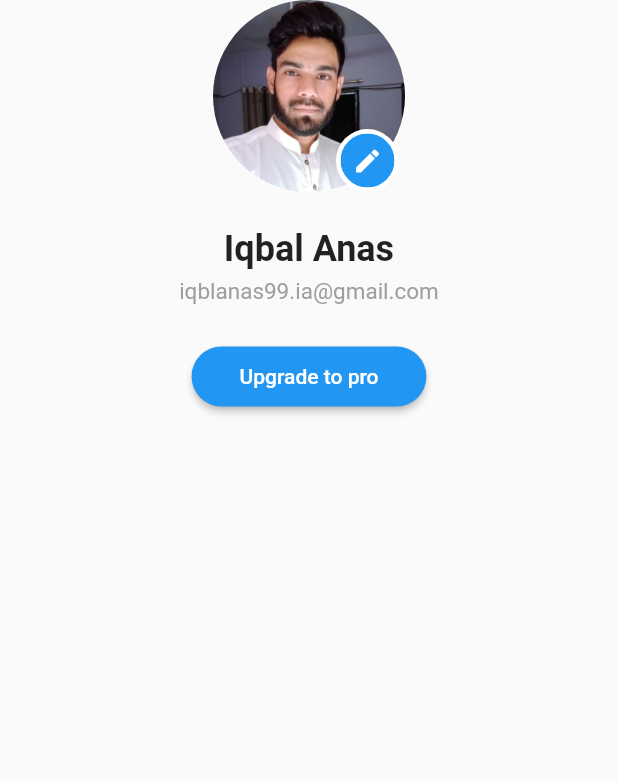
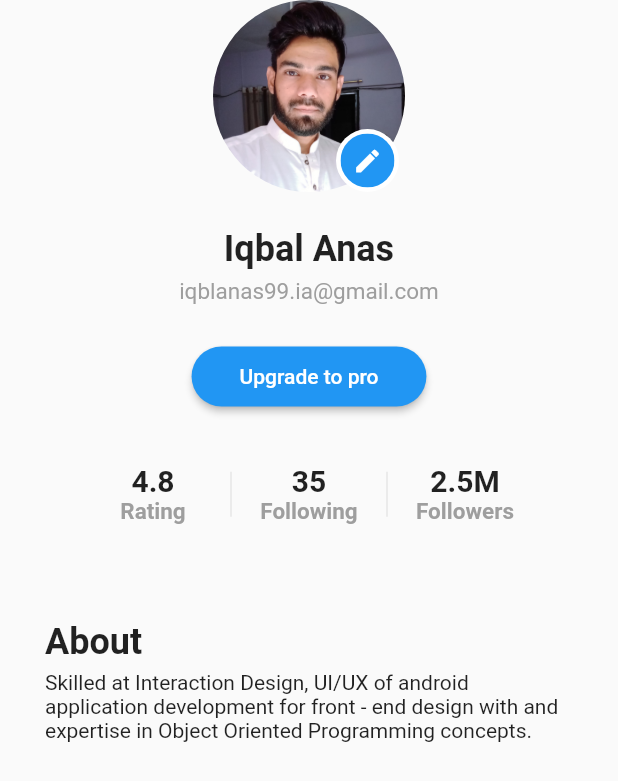
Before and after one commit to iqbalanas1997/ecom, a Flutter app: the Profile screen opened directly, on a phone screen of 412 x 824 dp. Shown: the top 781 px of the screen. Run offline on Flutter 3.47's test engine with Material 2 defaults, Android fonts, the light colour scheme and no system bars; our stand-ins replace carousel_slider; network calls fail.

Commit message:
Profile name, email , about updation by user

```diff
--- a/lib/ecom.dart
+++ b/lib/ecom.dart
@@ -19,6 +19,9 @@ class _EcomState extends State<Ecom> {
   @override
   Widget build(BuildContext context) {
     return MaterialApp(
+      theme: ThemeData(
+        dividerColor: Colors.grey,
+      ),
       home: Scaffold(
         drawer: MyDrawer(),
         appBar: AppBar(
--- a/lib/main.dart
+++ b/lib/main.dart
@@ -1,6 +1,7 @@
 import 'package:flutter/material.dart';
 
 import 'ecom.dart';
+import 'editprofile.dart';
 
 void main() {
   runApp(MyApp());
@@ -11,7 +12,6 @@ class MyApp extends StatelessWidget {
   @override
   Widget build(BuildContext context) {
     return MaterialApp(
-
       debugShowCheckedModeBanner: false,
       home: Scaffold(
         body: Ecom(),
--- a/lib/profile.dart
+++ b/lib/profile.dart
@@ -1,7 +1,9 @@
+import 'package:ecom/editprofile.dart';
 import 'package:ecom/profilewidget.dart';
 import 'package:ecom/user_preferences.dart';
 import 'package:ecom/users.dart';
 import 'package:ecom/widget/buttonwidget.dart';
+import 'package:ecom/widget/numberswidget.dart';
 import 'package:flutter/material.dart';
 
 class Profile extends StatefulWidget {
@@ -19,7 +21,12 @@ class _ProfileState extends State<Profile> {
         children: [
           ProfileWidget(
             imagePath: user.imagePath,
-            onClicked: () async {},
+            isEdit: false,
+            onClicked: () async {
+              Navigator.of(context).push(
+                MaterialPageRoute(builder: (context) => EditProfile()),
+              );
+            },
           ),
           SizedBox(
             height: 24,
@@ -29,6 +36,14 @@ class _ProfileState extends State<Profile> {
             height: 24,
           ),
           Center(child: buildUpgradeBtn()),
+          SizedBox(
+            height: 24,
+          ),
+          NumbersWidget(),
+          SizedBox(
+            height: 24,
+          ),
+          buildAbout(user),
         ],
       ),
     );
@@ -54,4 +69,24 @@ class _ProfileState extends State<Profile> {
         text: 'Upgrade to pro',
         onClicked: () {},
       );
+
+  Widget buildAbout(Users user) {
+    return Container(
+      padding: EdgeInsets.all(30),
+      child: Column(
+        crossAxisAlignment: CrossAxisAlignment.start,
+        children: [
+          Text(
+            "About",
+            style: TextStyle(
+              fontSize: 24,
+              fontWeight: FontWeight.bold,
+            ),
+          ),
+          SizedBox(height: 5),
+          Text(user.about)
+        ],
+      ),
+    );
+  }
 }
--- a/lib/profilewidget.dart
+++ b/lib/profilewidget.dart
@@ -3,9 +3,11 @@ import 'package:flutter/material.dart';
 class ProfileWidget extends StatelessWidget {
   final String imagePath;
   final VoidCallback onClicked;
+  final bool isEdit;
 
   const ProfileWidget({
     Key? key,
+    this.isEdit = false,
     required this.imagePath,
     required this.onClicked,
   }) : super(key: key);
@@ -51,7 +53,7 @@ class ProfileWidget extends StatelessWidget {
           color: color,
           all: 8,
           child: Icon(
-            Icons.edit,
+            isEdit ? Icons.add_a_photo : Icons.edit,
             color: Colors.white,
             size: 20,
           ),
--- a/lib/user_preferences.dart
+++ b/lib/user_preferences.dart
@@ -6,7 +6,8 @@ class UserPreferences {
     imagePath: 'assets/iqbal.jpg',
     name: 'Iqbal Anas',
     email: 'iqblanas99.ia@gmail.com',
-    about: 'Hybrid Mobile Fluuter Application Developer',
+    about:
+        'Skilled at Interaction Design, UI/UX of android application development for front - end design with and expertise in Object Oriented Programming concepts.',
     isDarkMode: false,
   );
 }
--- /dev/null
+++ b/lib/widget/numberswidget.dart
@@ -0,0 +1,47 @@
+import 'package:flutter/material.dart';
+
+class NumbersWidget extends StatelessWidget {
+  @override
+  Widget build(BuildContext context) {
+    return IntrinsicHeight(
+      child: Row(
+        mainAxisAlignment: MainAxisAlignment.center,
+        children: <Widget>[
+          buildButton(context, '4.8', 'Rating'),
+          buildDivider(),
+          buildButton(context, '35', 'Following'),
+          buildDivider(),
+          buildButton(context, '2.5M', 'Followers'),
+        ],
+      ),
+    );
+  }
+
+  buildButton(BuildContext context, String value, String ranking) {
+    return MaterialButton(
+      padding: EdgeInsets.symmetric(vertical: 10),
+      onPressed: () {},
+      child: Column(
+        children: [
+          Text(
+            value,
+            style: TextStyle(
+              fontWeight: FontWeight.bold,
+              fontSize: 20,
+            ),
+          ),
+          Text(
+            ranking,
+            style: TextStyle(
+              fontWeight: FontWeight.bold,
+              fontSize: 15,
+              color: Colors.grey,
+            ),
+          ),
+        ],
+      ),
+    );
+  }
+
+  Widget buildDivider() => Container(height: 30, child: VerticalDivider());
+}
```
Also changed, not shown: lib/editprofile.dart (added, +45 -0 lines), lib/widget/textfieldwidget.dart (added, +68 -0 lines).
